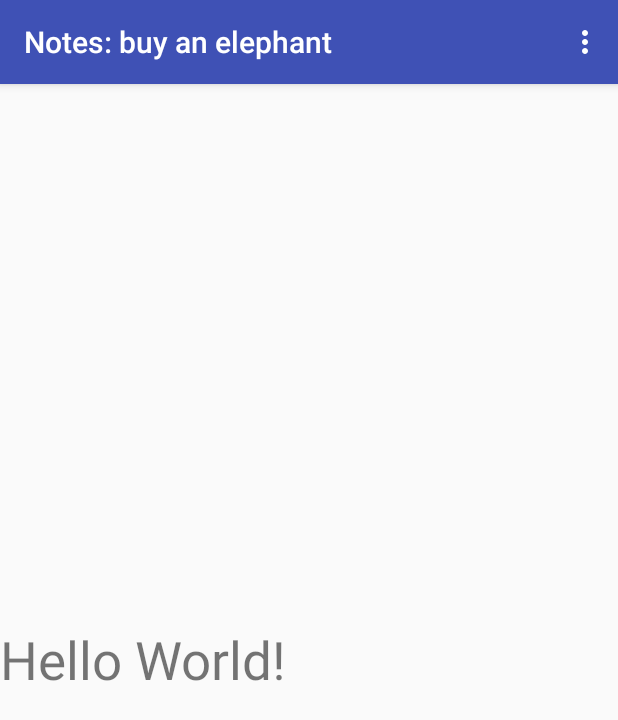
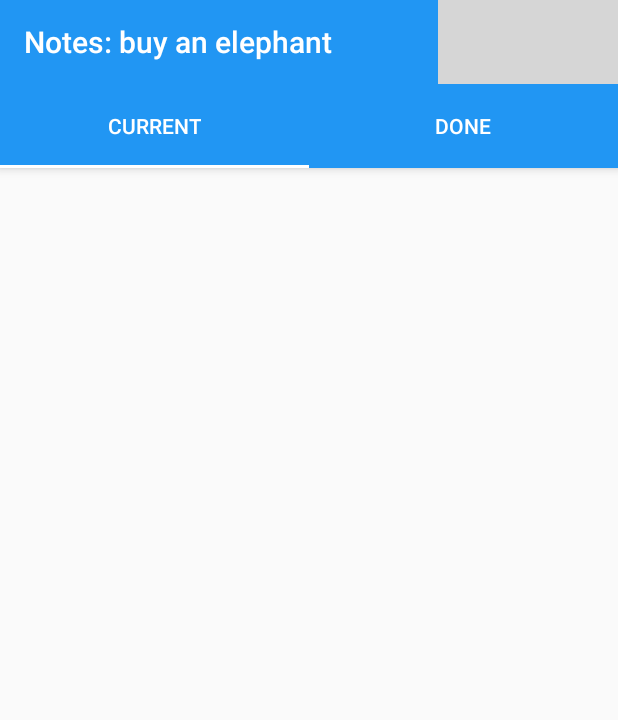
Before and after one commit to Namazed/Notes_buy_an_elephant, an Android app: the screen it shows after launch (MainActivity), on a phone screen of 412 x 824 dp. Shown: the top 720 px of the screen. Run offline under Robolectric (Android 15) with nearby library versions, the phone set to English and light mode, and no system bars; 1 statement that could not run was skipped; grey boxes are pictures that could not be loaded.

Commit message:
Added Toolbar. Implemented a tabs

```diff
--- a/app/src/main/java/com/namazed/notesbuyanelephant/MainActivity.java
+++ b/app/src/main/java/com/namazed/notesbuyanelephant/MainActivity.java
@@ -1,10 +1,19 @@
 package com.namazed.notesbuyanelephant;
 
-import android.support.v4.app.FragmentManager;
+import android.app.FragmentManager;
+import android.content.Context;
+import android.os.Build;
+import android.os.Bundle;
+import android.support.design.widget.TabLayout;
+import android.support.v4.content.ContextCompat;
+import android.support.v4.view.ViewPager;
 import android.support.v7.app.AppCompatActivity;
-import android.os.Bundle;
+import android.support.v7.widget.Toolbar;
 import android.view.Menu;
 import android.view.MenuItem;
+
+import com.namazed.notesbuyanelephant.adapter.TabAdapter;
+import com.namazed.notesbuyanelephant.fragment.SplashFragment;
 
 public class MainActivity extends AppCompatActivity {
 
@@ -21,8 +30,9 @@ public class MainActivity extends AppCompatActivity {
         PreferenceHelper.getInstance().init(getApplicationContext());
         mPreferenceHelper = PreferenceHelper.getInstance();
 
-        mFragmentManager = getSupportFragmentManager();
+        mFragmentManager = getFragmentManager();
         runSplash();
+        setUI();
     }
 
     @Override
@@ -50,10 +60,62 @@ public class MainActivity extends AppCompatActivity {
             SplashFragment splashFragment = new SplashFragment();
 
             mFragmentManager.beginTransaction()
-                    .replace(R.id.container, splashFragment)
+                    .replace(R.id.content_frame, splashFragment)
                     .addToBackStack(null)
                     .commit();
         }
 
     }
+
+    private void setUI() {
+        Toolbar toolbar = (Toolbar) findViewById(R.id.toolbar);
+        if (toolbar != null) {
+            toolbar.setTitleTextColor(getColor(getApplicationContext(), R.color.white));
+            setSupportActionBar(toolbar);
+        }
+
+        initTabs();
+
+    }
+
+    private void initTabs() {
+        TabLayout tabLayout = (TabLayout) findViewById(R.id.tab_layout);
+        tabLayout.addTab(tabLayout.newTab().setText(R.string.current_task));
+        tabLayout.addTab(tabLayout.newTab().setText(R.string.done_task));
+
+        final ViewPager viewPager = (ViewPager) findViewById(R.id.pager);
+        TabAdapter adapter = new TabAdapter(mFragmentManager, 2);
+
+        viewPager.setAdapter(adapter);
+        viewPager.addOnPageChangeListener(new TabLayout.TabLayoutOnPageChangeListener(tabLayout));
+
+        tabLayout.addOnTabSelectedListener(new TabLayout.OnTabSelectedListener() {
+            @Override
+            public void onTabSelected(TabLayout.Tab tab) {
+                viewPager.setCurrentItem(tab.getPosition());
+            }
+
+            @Override
+            public void onTabUnselected(TabLayout.Tab tab) {
+
+            }
+
+            @Override
+            public void onTabReselected(TabLayout.Tab tab) {
+
+            }
+        });
+    }
+
+    public static int getColor(Context context, int id) {
+        /*
+            For API 23, because getColor() is deprecated
+         */
+        final int version = Build.VERSION.SDK_INT;
+        if (version >= 23) {
+            return ContextCompat.getColor(context, id);
+        } else {
+            return context.getResources().getColor(id);
+        }
+    }
 }
--- a/app/src/main/java/com/namazed/notesbuyanelephant/SplashFragment.java
+++ b/app/src/main/java/com/namazed/notesbuyanelephant/fragment/SplashFragment.java
@@ -1,12 +1,14 @@
-package com.namazed.notesbuyanelephant;
+package com.namazed.notesbuyanelephant.fragment;
 
 
+import android.app.Fragment;
 import android.os.AsyncTask;
 import android.os.Bundle;
-import android.support.v4.app.Fragment;
 import android.view.LayoutInflater;
 import android.view.View;
 import android.view.ViewGroup;
+
+import com.namazed.notesbuyanelephant.R;
 
 import java.util.concurrent.TimeUnit;
 
@@ -38,7 +40,9 @@ public class SplashFragment extends Fragment {
                 e.printStackTrace();
             }
 
-            getActivity().getSupportFragmentManager().popBackStack();
+            if (getActivity() != null) {
+                getActivity().getFragmentManager().popBackStack();
+            }
 
             return null;
         }
--- a/app/src/main/res/layout/activity_main.xml
+++ b/app/src/main/res/layout/activity_main.xml
@@ -1,16 +1,43 @@
 <?xml version="1.0" encoding="utf-8"?>
-<android.support.design.widget.CoordinatorLayout
+<FrameLayout
     xmlns:android="http://schemas.android.com/apk/res/android"
+    xmlns:app="http://schemas.android.com/apk/res-auto"
     xmlns:tools="http://schemas.android.com/tools"
     android:layout_width="match_parent"
     android:layout_height="match_parent"
-    android:id="@+id/container"
-    tools:context="com.namazed.notesbuyanelephant.MainActivity">
+    android:id="@+id/content_frame">
 
-    <TextView
-        android:layout_width="wrap_content"
-        android:layout_height="wrap_content"
-        android:text="Hello World!"
-        android:layout_gravity="center_vertical"
-        android:textSize="35sp"/>
-</android.support.design.widget.CoordinatorLayout>
+    <android.support.design.widget.CoordinatorLayout
+        android:id="@+id/coordinator"
+        android:layout_width="match_parent"
+        android:layout_height="match_parent">
+
+        <android.support.v4.view.ViewPager
+            android:id="@+id/pager"
+            android:layout_width="match_parent"
+            android:layout_height="match_parent"
+            android:layout_marginTop="112dp"/>
+
+        <android.support.design.widget.AppBarLayout
+            android:id="@+id/app_bar_layout"
+            android:layout_width="match_parent"
+            android:layout_height="wrap_content">
+
+            <android.support.v7.widget.Toolbar
+                android:id="@+id/toolbar"
+                android:layout_width="match_parent"
+                android:layout_height="?attr/actionBarSize"/>
+
+            <android.support.design.widget.TabLayout
+                android:id="@+id/tab_layout"
+                android:layout_width="match_parent"
+                android:layout_height="?attr/actionBarSize"
+                app:tabIndicatorColor="@android:color/background_light"
+                app:tabSelectedTextColor="@android:color/background_light"
+                app:tabTextColor="@android:color/background_light"
+                />
+
+        </android.support.design.widget.AppBarLayout>
+
+    </android.support.design.widget.CoordinatorLayout>
+</FrameLayout>
--- a/app/src/main/res/values/colors.xml
+++ b/app/src/main/res/values/colors.xml
@@ -1,6 +1,15 @@
 <?xml version="1.0" encoding="utf-8"?>
 <resources>
-    <color name="colorPrimary">#3F51B5</color>
-    <color name="colorPrimaryDark">#303F9F</color>
-    <color name="colorAccent">#FF4081</color>
+    <!--Blue-->
+    <color name="colorPrimary">#2196F3</color>
+    <color name="colorPrimaryDark">#1976D2</color>
+    <color name="colorPrimaryLight">#BBDEFB</color>
+    <color name="colorAccent">#00E676</color>
+    <color name="colorAccentLight">#69F0AE</color>
+
+    <!--Blue Grey-->
+    <color name="colorPrimaryBG">#607D8B</color>
+    <color name="colorPrimaryDarkBG">#455A64</color>
+    <color name="colorPrimaryLightBG">#CFD8DC</color>
+    <color name="white">#FFFFFF</color>
 </resources>
--- a/app/src/main/res/values/strings.xml
+++ b/app/src/main/res/values/strings.xml
@@ -1,7 +1,7 @@
 <resources>
     <string name="app_name">Notes: buy an elephant</string>
 
-    <!-- TODO: Remove or change this placeholder text -->
-    <string name="hello_blank_fragment">Hello blank fragment</string>
     <string name="do_not_show_splash">Don\'t show splash</string>
+    <string name="current_task">Current</string>
+    <string name="done_task">Done</string>
 </resources>
--- a/app/src/main/res/values/styles.xml
+++ b/app/src/main/res/values/styles.xml
@@ -1,11 +1,16 @@
 <resources>
 
     <!-- Base application theme. -->
-    <style name="AppTheme" parent="Theme.AppCompat.Light.DarkActionBar">
+    <style name="AppTheme" parent="Theme.AppCompat.Light.NoActionBar">
         <!-- Customize your theme here. -->
         <item name="colorPrimary">@color/colorPrimary</item>
         <item name="colorPrimaryDark">@color/colorPrimaryDark</item>
         <item name="colorAccent">@color/colorAccent</item>
+        <item name="android:actionOverflowButtonStyle">@style/ActionButtonOverflow</item>
+    </style>
+
+    <style name="ActionButtonOverflow" parent="android:Widget.Holo.Light.ActionButton.Overflow">
+        <item name="android:src">@drawable/ic_more_24dp</item>
     </style>
 
 </resources>
```
Also changed, not shown: app/src/main/java/com/namazed/notesbuyanelephant/adapter/TabAdapter.java (added, +38 -0 lines), app/src/main/java/com/namazed/notesbuyanelephant/fragment/CurrentTaskFragment.java (added, +22 -0 lines), app/src/main/java/com/namazed/notesbuyanelephant/fragment/DoneTaskFragment.java (added, +27 -0 lines), app/src/main/res/layout/fragment_current_task.xml (added, +14 -0 lines), app/src/main/res/layout/fragment_done_task.xml (added, +15 -0 lines), app/src/main/res/layout/fragment_splash.xml (+3 -4 lines), 1 other file.
